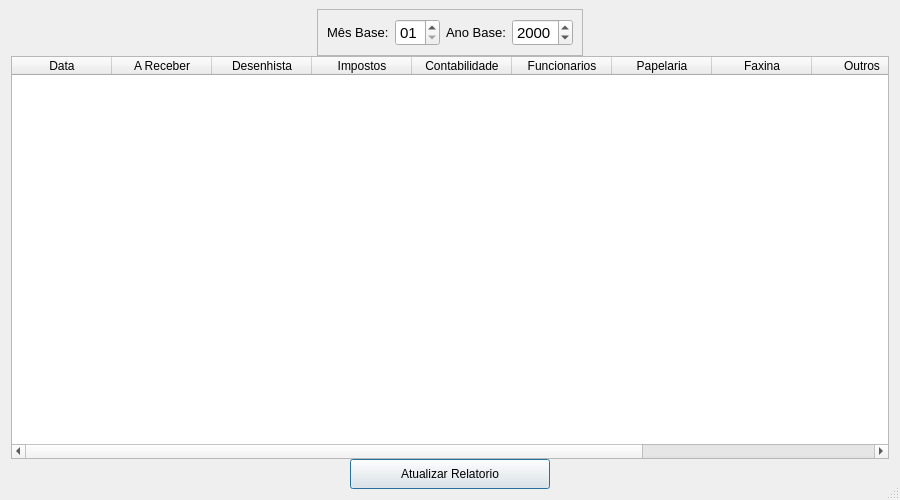
Old version of the form screens/relatorio_financeiro.ui in the repository devfabri/Arquitetura-Pereira.
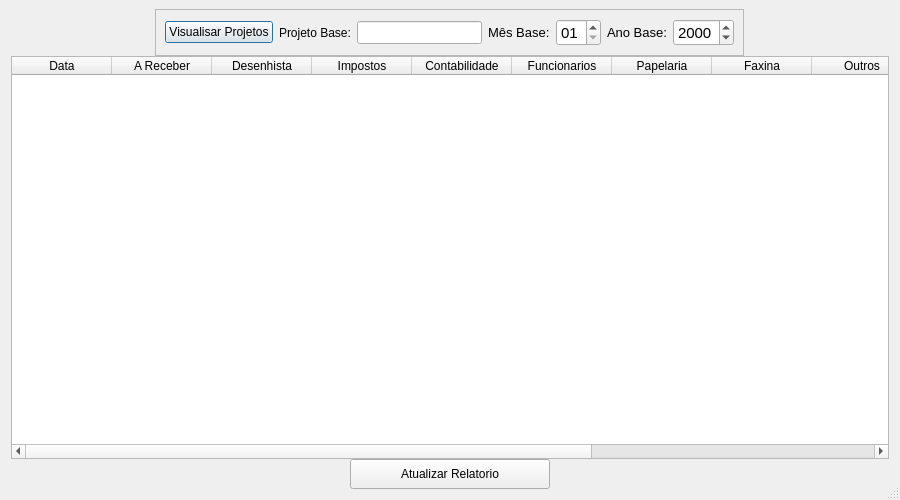
New version of the form.

Commit message: Bugfix decimais Adicionando idProjeto

What changed in the file:
```diff
--- a/screens/relatorio_financeiro.ui
+++ b/screens/relatorio_financeiro.ui
@@ -59,6 +59,29 @@
       <property name="sizeConstraint">
        <enum>QLayout::SetDefaultConstraint</enum>
       </property>
+      <item>
+       <widget class="QPushButton" name="visualisar">
+        <property name="text">
+         <string>Visualisar Projetos</string>
+        </property>
+       </widget>
+      </item>
+      <item>
+       <widget class="QLabel" name="label_3">
+        <property name="text">
+         <string>Projeto Base:</string>
+        </property>
+       </widget>
+      </item>
+      <item>
+       <widget class="QLineEdit" name="id_projeto">
+        <property name="font">
+         <font>
+          <pointsize>10</pointsize>
+         </font>
+        </property>
+       </widget>
+      </item>
       <item alignment="Qt::AlignLeft">
        <widget class="QLabel" name="label">
         <property name="font">
@@ -183,6 +206,11 @@
        <string>Extra</string>
       </property>
      </column>
+     <column>
+      <property name="text">
+       <string>Nº Projeto</string>
+      </property>
+     </column>
      <column>
       <property name="text">
        <string>Relatório</string>
```
The commit also changes 14 other files.
